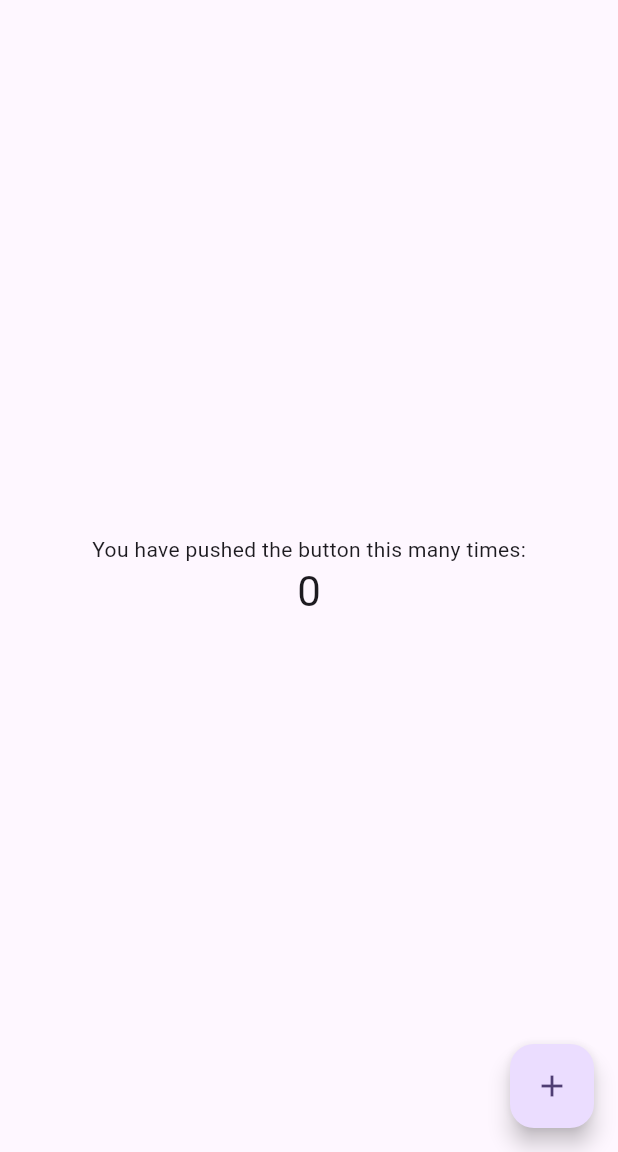
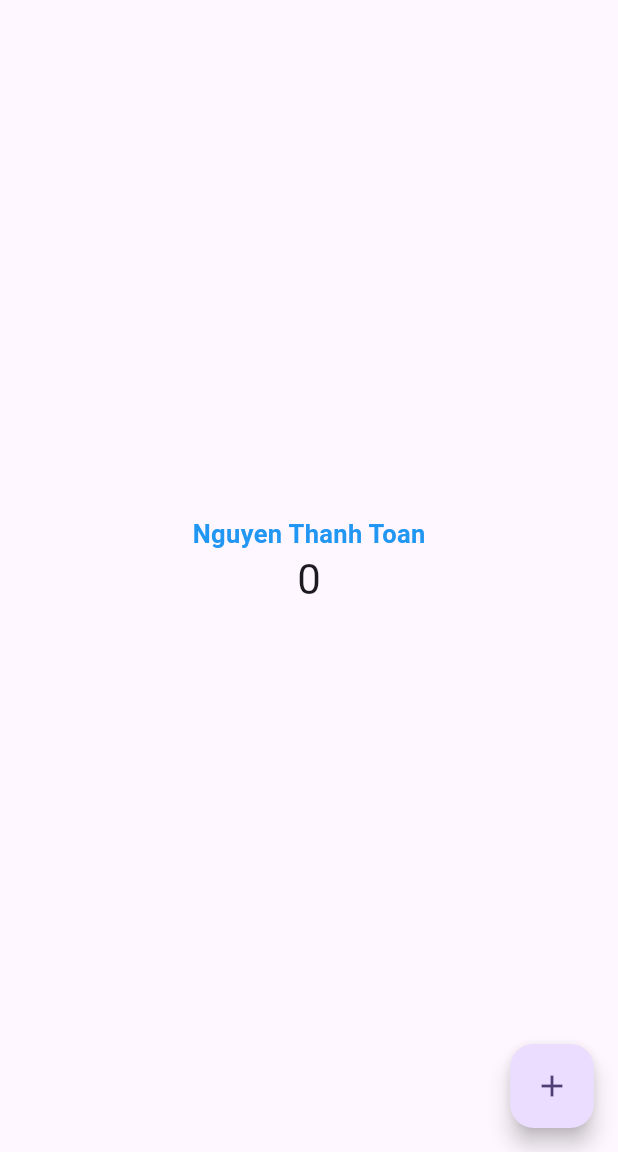
Before and after one commit to NguyenThanhhToan/Dio_fetchAPI, a Flutter app: the screen it shows after launch, on a phone screen of 412 x 824 dp, the part 84-1236 px from its top. Run offline on Flutter 3.47's test engine with Material 3 defaults, Android fonts, the phone set to English and light mode, and no system bars.

```diff
--- a/lib/main.dart
+++ b/lib/main.dart
@@ -13,21 +13,6 @@ class MyApp extends StatelessWidget {
     return MaterialApp(
       title: 'Flutter Demo',
       theme: ThemeData(
-        // This is the theme of your application.
-        //
-        // TRY THIS: Try running your application with "flutter run". You'll see
-        // the application has a purple toolbar. Then, without quitting the app,
-        // try changing the seedColor in the colorScheme below to Colors.green
-        // and then invoke "hot reload" (save your changes or press the "hot
-        // reload" button in a Flutter-supported IDE, or press "r" if you used
-        // the command line to start the app).
-        //
-        // Notice that the counter didn't reset back to zero; the application
-        // state is not lost during the reload. To reset the state, use hot
-        // restart instead.
-        //
-        // This works for code too, not just values: Most code changes can be
-        // tested with just a hot reload.
         colorScheme: ColorScheme.fromSeed(seedColor: Colors.deepPurple),
         useMaterial3: true,
       ),
@@ -36,17 +21,18 @@ class MyApp extends StatelessWidget {
   }
 }
 
+class NameWidget extends StatelessWidget {
+  final String name;
+  const NameWidget({Key? key, required this.name}) : super(key: key);
+
+  @override
+  Widget build(BuildContext context) {
+    return Text(name, style:TextStyle( fontSize: 17, color: Colors.blue, fontWeight: FontWeight.bold));
+  }
+}
+
 class MyHomePage extends StatefulWidget {
   const MyHomePage({super.key, required this.title});
-
-  // This widget is the home page of your application. It is stateful, meaning
-  // that it has a State object (defined below) that contains fields that affect
-  // how it looks.
-
-  // This class is the configuration for the state. It holds the values (in this
-  // case the title) provided by the parent (in this case the App widget) and
-  // used by the build method of the State. Fields in a Widget subclass are
-  // always marked "final".
 
   final String title;
 
@@ -54,64 +40,53 @@ class MyHomePage extends StatefulWidget {
   State<MyHomePage> createState() => _MyHomePageState();
 }
 
+class InformationWidget extends StatefulWidget {
+  const InformationWidget({Key? key}) : super(key: key);
+
+  @override
+  _InformationWidgetState createState() => _InformationWidgetState();
+}
+
+class _InformationWidgetState extends State<InformationWidget> {
+  @override
+  Widget build(BuildContext context) {
+    return Container(
+      child: Column(
+
+      ),
+    );
+  }
+}
+
 class _MyHomePageState extends State<MyHomePage> {
   int _counter = 0;
 
   void _incrementCounter() {
     setState(() {
-      // This call to setState tells the Flutter framework that something has
-      // changed in this State, which causes it to rerun the build method below
-      // so that the display can reflect the updated values. If we changed
-      // _counter without calling setState(), then the build method would not be
-      // called again, and so nothing would appear to happen.
       _counter++;
     });
   }
 
   @override
   Widget build(BuildContext context) {
-    // This method is rerun every time setState is called, for instance as done
-    // by the _incrementCounter method above.
-    //
-    // The Flutter framework has been optimized to make rerunning build methods
-    // fast, so that you can just rebuild anything that needs updating rather
-    // than having to individually change instances of widgets.
+    String name = "Nguyen Thanh Toan";
+
     return Scaffold(
+
       appBar: AppBar(
-        // TRY THIS: Try changing the color here to a specific color (to
-        // Colors.amber, perhaps?) and trigger a hot reload to see the AppBar
-        // change color while the other colors stay the same.
         backgroundColor: Theme.of(context).colorScheme.inversePrimary,
-        // Here we take the value from the MyHomePage object that was created by
-        // the App.build method, and use it to set our appbar title.
         title: Text(widget.title),
       ),
       body: Center(
-        // Center is a layout widget. It takes a single child and positions it
-        // in the middle of the parent.
         child: Column(
-          // Column is also a layout widget. It takes a list of children and
-          // arranges them vertically. By default, it sizes itself to fit its
-          // children horizontally, and tries to be as tall as its parent.
-          //
-          // Column has various properties to control how it sizes itself and
-          // how it positions its children. Here we use mainAxisAlignment to
-          // center the children vertically; the main axis here is the vertical
-          // axis because Columns are vertical (the cross axis would be
-          // horizontal).
-          //
-          // TRY THIS: Invoke "debug painting" (choose the "Toggle Debug Paint"
-          // action in the IDE, or press "p" in the console), to see the
-          // wireframe for each widget.
           mainAxisAlignment: MainAxisAlignment.center,
           children: <Widget>[
-            const Text(
-              'You have pushed the button this many times:',
-            ),
+            NameWidget(name: name),
             Text(
               '$_counter',
               style: Theme.of(context).textTheme.headlineMedium,
             ),
+            const SizedBox(height: 20,)
           ],
         ),
       ),
@@ -119,7 +94,7 @@ class _MyHomePageState extends State<MyHomePage> {
         onPressed: _incrementCounter,
         tooltip: 'Increment',
         child: const Icon(Icons.add),
-      ), // This trailing comma makes auto-formatting nicer for build methods.
+      ),
     );
   }
 }
```
Also changed, not shown: pubspec.yaml (+1 -73 lines), pubspec.lock, 3 other files.
